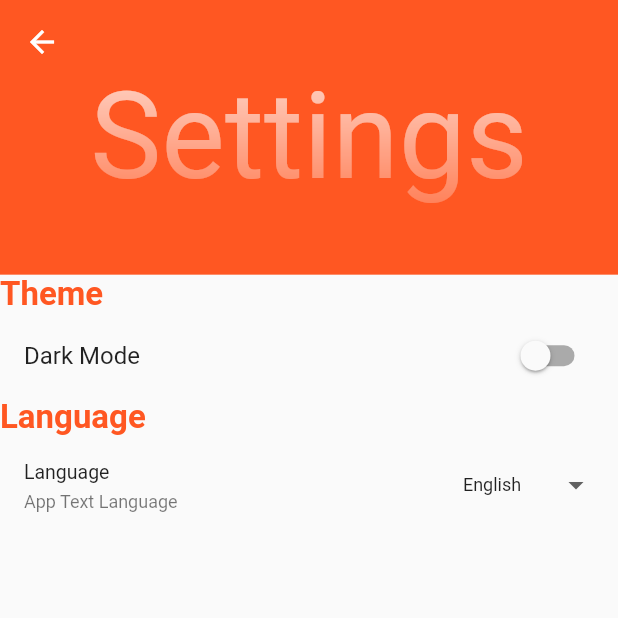
After one commit to youknowbaron/flutter_xbcodebase, a Flutter app: the SettingsPage screen opened by its route, on a phone screen of 412 x 824 dp, the top half of it. The commit adds this screen. Run offline on Flutter 3.47's test engine with Material 2 defaults, Android fonts, the phone set to English and light mode, and no system bars; our stand-ins replace cached_network_image, dio, flutter_hooks, flutter_secure_storage, freezed_annotation, go_router and 5 more; missing offline and left inert: dart_des; accounts and stored records are empty; generated files the repository leaves out were written again; network calls fail.

Commit message:
* Global Configuration

```diff
--- a/lib/app.dart
+++ b/lib/app.dart
@@ -8,6 +8,7 @@ import 'package:xbcodebase/core/loggers/navigator_logger.dart';
 import 'package:xbcodebase/core/shared/core_providers.dart';
 import 'package:xbcodebase/features/auth/pages/login_page.dart';
 import 'package:xbcodebase/features/dashboard_page.dart';
+import 'package:xbcodebase/features/settings/settings_page.dart';
 import 'package:xbcodebase/features/splash/splash_page.dart';
 
 import 'app_constants.dart';
@@ -41,6 +42,10 @@ class MyApp extends ConsumerWidget {
           GoRoute(
             path: RKeys.search,
             builder: (context, state) => const SearchPage(),
+          ),
+          GoRoute(
+            path: RKeys.settings,
+            builder: (context, state) => const SettingsPage(),
           ),
         ],
       ),
@@ -86,13 +91,14 @@ class MyApp extends ConsumerWidget {
   // This widget is the root of your application.
   @override
   Widget build(BuildContext context, WidgetRef ref) {
-    final themeMode = ref.watch(appThemeProvider);
+    final globalConfig = ref.watch(globalConfigureProvider);
     return MaterialApp.router(
       routerConfig: _router,
       title: 'Flutter Demo',
-      themeMode: themeMode,
+      themeMode: globalConfig.appTheme.currentTheme,
       theme: AppTheme.lightTheme,
       darkTheme: AppTheme.darkTheme,
+      locale: globalConfig.locale,
       localizationsDelegates: const [
         AppLocalizations.delegate,
         GlobalMaterialLocalizations.delegate,
--- a/lib/app_constants.dart
+++ b/lib/app_constants.dart
@@ -11,6 +11,7 @@ class RKeys {
   // static const library = '/library';
 
   static const search = 'search';
+  static const settings = 'settings';
 }
 
 class BoxKeys {
@@ -21,4 +22,10 @@ class BoxKeys {
 class PKeys {
   PKeys._();
   static const themeMode = 'themeMode';
+  static const locale = 'locale';
 }
+
+const kAppLocale = {
+  'en': 'English',
+  'vi': 'Vietnamese',
+};
--- /dev/null
+++ b/lib/bridge.dart
@@ -0,0 +1,3 @@
+import 'package:flutter_gen/gen_l10n/app_localizations.dart' as local;
+
+typedef AppLocalizations = local.AppLocalizations;
--- a/lib/core/app_theme.dart
+++ b/lib/core/app_theme.dart
@@ -27,4 +27,8 @@ class AppTheme {
     primarySwatch: Colors.deepPurple,
     brightness: Brightness.dark,
   );
+
+  AppTheme copyWith({ThemeMode? themeMode}) {
+    return AppTheme().._currentTheme = themeMode ?? _currentTheme;
+  }
 }
--- /dev/null
+++ b/lib/core/global_configuration.dart
@@ -0,0 +1,36 @@
+import 'package:flutter/material.dart';
+import 'package:freezed_annotation/freezed_annotation.dart';
+import 'package:xbcodebase/core/app_theme.dart';
+
+@freezed
+class GlobalConfiguration {
+  AppTheme _appTheme = AppTheme();
+  Locale _locale = WidgetsBinding.instance.window.locales.first;
+
+  AppTheme get appTheme => _appTheme;
+  Locale get locale => _locale;
+
+  void toggleTheme() {
+    _appTheme.toggleTheme();
+  }
+
+  void setTheme(bool? isDark) {
+    _appTheme.setTheme(isDark);
+  }
+
+  void setLocale(Locale locale) {
+    _locale = locale;
+  }
+
+  GlobalConfiguration copyWith({AppTheme? appTheme, Locale? locale}) {
+    return GlobalConfiguration()
+      .._appTheme = appTheme ?? _appTheme
+      .._locale = locale ?? _locale;
+  }
+
+  GlobalConfiguration clone() {
+    return GlobalConfiguration()
+      .._appTheme = _appTheme
+      .._locale = _locale;
+  }
+}
--- a/lib/core/shared/core_providers.dart
+++ b/lib/core/shared/core_providers.dart
@@ -2,15 +2,21 @@ import 'package:flutter/material.dart';
 import 'package:hive/hive.dart';
 import 'package:hooks_riverpod/hooks_riverpod.dart';
 import 'package:xbcodebase/app_constants.dart';
-import 'package:xbcodebase/core/app_theme.dart';
-import 'package:xbcodebase/core/notifiers/app_theme_notifier.dart';
+import 'package:xbcodebase/core/global_configuration.dart';
 
-final _appThemeProvider = Provider<AppTheme>((ref) {
-  final dark = Hive.box(BoxKeys.settings).get(PKeys.themeMode) as String?;
-  return AppTheme()..setTheme(dark == 'dark');
-});
+import '../notifiers/global_configuration_notifier.dart';
 
-final appThemeProvider =
-    StateNotifierProvider<AppThemeStateNotifier, ThemeMode>(
-  (ref) => AppThemeStateNotifier(ref.watch(_appThemeProvider)),
+final globalConfigureProvider = StateNotifierProvider<GlobalConfigurationStateNotifier, GlobalConfiguration>(
+  (ref) {
+    final dark = Hive.box(BoxKeys.settings).get(PKeys.themeMode) as String?;
+    final locale = Hive.box(BoxKeys.settings).get(PKeys.locale) as String?;
+    final config = GlobalConfiguration();
+    if (dark != null) {
+      config.appTheme.setTheme(dark == 'dark');
+    }
+    if (locale != null) {
+      config.setLocale(Locale(locale, ''));
+    }
+    return GlobalConfigurationStateNotifier(config);
+  },
 );
--- a/lib/features/dashboard_page.dart
+++ b/lib/features/dashboard_page.dart
@@ -3,12 +3,15 @@ import 'dart:io';
 import 'package:flutter/material.dart';
 import 'package:flutter_gen/gen_l10n/app_localizations.dart';
 import 'package:flutter_hooks/flutter_hooks.dart';
+import 'package:go_router/go_router.dart';
 import 'package:material_design_icons_flutter/material_design_icons_flutter.dart';
 import 'package:salomon_bottom_bar/salomon_bottom_bar.dart';
 import 'package:xbcodebase/features/home/home_page.dart';
 import 'package:xbcodebase/features/library_page.dart';
 import 'package:xbcodebase/features/top_charts_page.dart';
 import 'package:xbcodebase/features/youtube_page.dart';
+
+import '../app_constants.dart';
 
 class DashboardPage extends HookWidget {
   const DashboardPage({super.key});
@@ -154,12 +157,7 @@ class DashboardPage extends HookWidget {
                     ),
                     onTap: () {
                       Navigator.pop(context);
-                      // Navigator.push(
-                      //   context,
-                      //   MaterialPageRoute(
-                      //     builder: (context) => SettingPage(callback: callback),
-                      //   ),
-                      // );
+                      context.go('/${RKeys.settings}');
                     },
                   ),
                   ListTile(
--- a/lib/features/home/home_page.dart
+++ b/lib/features/home/home_page.dart
@@ -8,7 +8,6 @@ import 'package:hooks_riverpod/hooks_riverpod.dart';
 import 'package:flutter_gen/gen_l10n/app_localizations.dart';
 import 'package:xbcodebase/app_constants.dart';
 import 'package:xbcodebase/common/widgets/drawer_icon.dart';
-import 'package:xbcodebase/core/shared/core_providers.dart';
 import 'package:xbcodebase/core/widgets/space.dart';
 import 'package:xbcodebase/domain/core/common_state.dart';
 import 'package:xbcodebase/domain/models/home_data.dart';
@@ -30,8 +29,6 @@ class _HomePageState extends ConsumerState<HomePage>
 
   @override
   Widget build(BuildContext context) {
-    final appTheme = ref.read(appThemeProvider.notifier);
-
     useEffect(() {
       ref.read(homeProvider.notifier).getHomePageData();
       return;
--- /dev/null
+++ b/lib/features/settings/settings_page.dart
@@ -0,0 +1,120 @@
+import 'package:flutter/material.dart';
+import 'package:flutter_gen/gen_l10n/app_localizations.dart';
+import 'package:hooks_riverpod/hooks_riverpod.dart';
+import 'package:xbcodebase/app_constants.dart';
+import 'package:xbcodebase/core/global_configuration.dart';
+import 'package:xbcodebase/core/shared/core_providers.dart';
+
+class SettingsPage extends HookConsumerWidget {
+  const SettingsPage({super.key});
+  @override
+  Widget build(BuildContext context, WidgetRef ref) {
+    final globalConfiguration =
+        ref.watch<GlobalConfiguration>(globalConfigureProvider);
+    return Scaffold(
+      body: CustomScrollView(
+        slivers: [
+          SliverAppBar(
+            elevation: 0,
+            stretch: true,
+            pinned: true,
+            backgroundColor: Theme.of(context).brightness == Brightness.light
+                ? Theme.of(context).colorScheme.secondary
+                : null,
+            expandedHeight: MediaQuery.of(context).size.height / 4.5,
+            flexibleSpace: FlexibleSpaceBar(
+              centerTitle: true,
+              background: ShaderMask(
+                shaderCallback: (rect) {
+                  return const LinearGradient(
+                    begin: Alignment.topCenter,
+                    end: Alignment.bottomCenter,
+                    colors: [Colors.black, Colors.transparent],
+                  ).createShader(Rect.fromLTRB(0, 0, rect.width, rect.height));
+                },
+                blendMode: BlendMode.dstIn,
+                child: Center(
+                  child: Text(
+                    AppLocalizations.of(context)!.settings,
+                    textAlign: TextAlign.center,
+                    style: const TextStyle(
+                      fontSize: 80,
+                      color: Colors.white,
+                    ),
+                  ),
+                ),
+              ),
+            ),
+          ),
+          SliverList(
+            delegate: SliverChildListDelegate(
+              [
+                Text(
+                  AppLocalizations.of(context)!.theme,
+                  style: TextStyle(
+                    fontSize: 22,
+                    fontWeight: FontWeight.bold,
+                    color: Theme.of(context).colorScheme.secondary,
+                  ),
+                ),
+                SwitchListTile(
+                  value: globalConfiguration.appTheme.currentTheme ==
+                      ThemeMode.dark,
+                  onChanged: (value) {
+                    ref.read(globalConfigureProvider.notifier).toggleTheme();
+                  },
+                  title: Text(
+                    AppLocalizations.of(context)!.darkMode,
+                  ),
+                ),
+                Text(
+                  AppLocalizations.of(context)!.lang,
+                  style: TextStyle(
+                    fontSize: 22,
+                    fontWeight: FontWeight.bold,
+                    color: Theme.of(context).colorScheme.secondary,
+                  ),
+                ),
+                ListTile(
+                  title: Text(
+                    AppLocalizations.of(context)!.lang,
+                  ),
+                  subtitle: Text(
+                    AppLocalizations.of(context)!.langSub,
+                  ),
+                  onTap: () {},
+                  trailing: DropdownButton(
+                    value: globalConfiguration.locale.languageCode,
+                    style: TextStyle(
+                      fontSize: 12,
+                      color: Theme.of(context).textTheme.bodyText1!.color,
+                    ),
+                    underline: const SizedBox(),
+                    onChanged: (String? newValue) {
+                      if (newValue != null) {
+                        ref
+                            .read(globalConfigureProvider.notifier)
+                            .changeLocale(Locale(newValue, ''));
+                      }
+                    },
+                    items: kAppLocale.keys
+                        .toList()
+                        .map<DropdownMenuItem<String>>((String key) {
+                      return DropdownMenuItem<String>(
+                        value: key,
+                        child: Text(
+                          kAppLocale[key]!,
+                        ),
+                      );
+                    }).toList(),
+                  ),
+                  dense: true,
+                ),
+              ],
+            ),
+          ),
+        ],
+      ),
+    );
+  }
+}
--- a/lib/localization/app_vi.arb
+++ b/lib/localization/app_vi.arb
@@ -155,7 +155,7 @@
   "@createYtFoldSub": {},
   "currentTheme": "Current Theme",
   "@currentTheme": {},
-  "darkMode": "Dark Mode",
+  "darkMode": "Chế độ tối",
   "@darkMode": {},
   "date": "Date",
   "@date": {},
@@ -317,11 +317,11 @@
   "@joinTg": {},
   "joinTgSub": "Want to Test beta versions? Join us now!",
   "@joinTgSub": {},
-  "lang": "Language",
+  "lang": "Ngôn ngữ",
   "@lang": {},
   "langQue": "Which language songs would you prefer to listen to?",
   "@langQue": {},
-  "langSub": "App Text Language",
+  "langSub": "Ngôn ngữ ứng dụng",
   "@langSub": {},
   "lastAdded": "Last Added",
   "@lastAdded": {},
```
Also changed, not shown: lib/core/notifiers/app_theme_notifier.dart (deleted, +0 -20 lines), lib/core/notifiers/global_configuration_notifier.dart (added, +26 -0 lines), lib/features/search/search_page.dart (+6 -8 lines).
